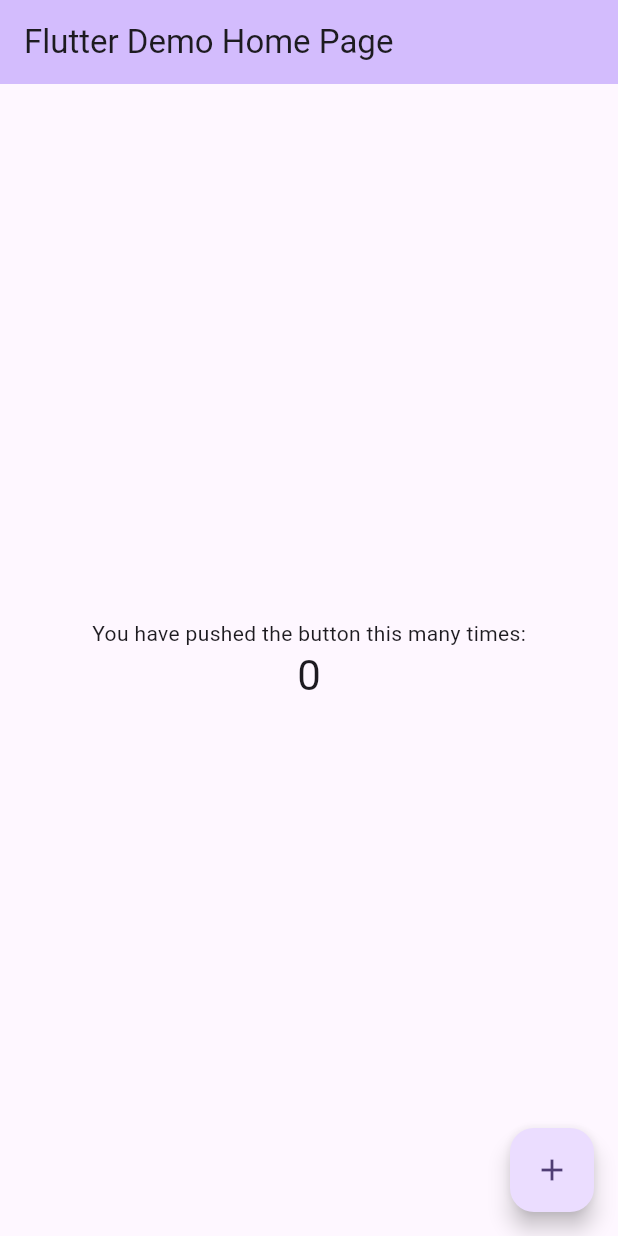
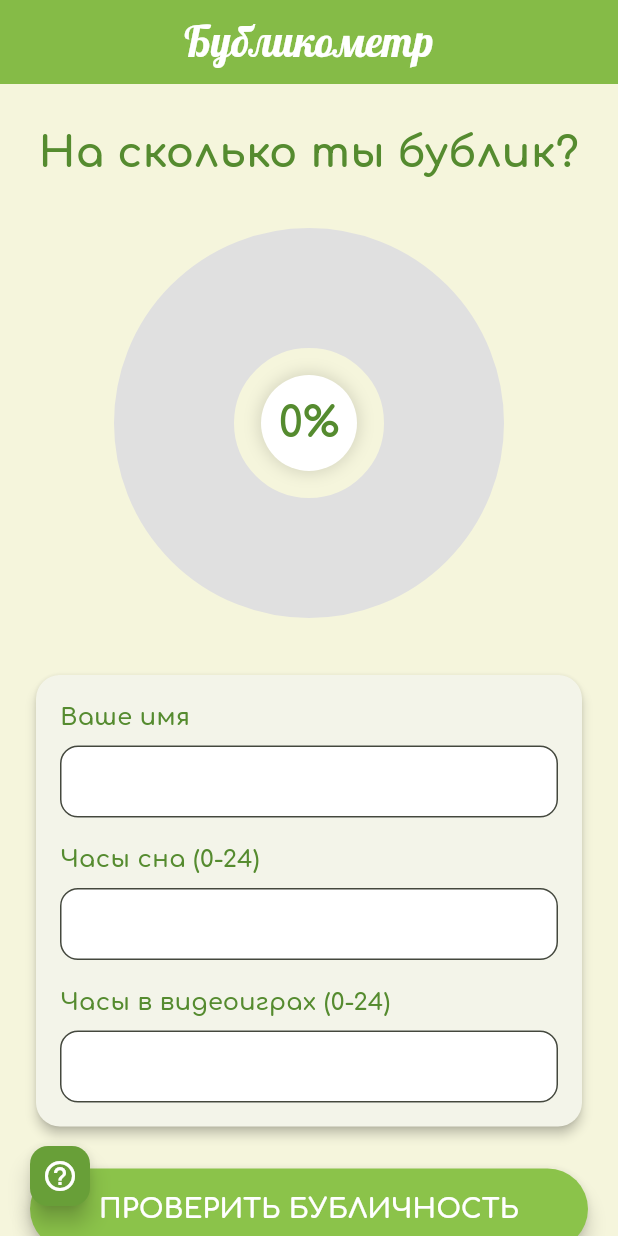
Before and after one commit to Hig-lime-simp/Booblick, a Flutter app: the screen it shows after launch, on a phone screen of 412 x 824 dp. Run offline on Flutter 3.47's test engine with Material 3 defaults, Android fonts, the phone set to English and light mode, and no system bars; drawn by our look-alikes of fl_chart; our stand-ins replace google_fonts.

Commit message:
Add UI, logic, calc, main func, create files for widgets, complit sctuct of project

```diff
--- /dev/null
+++ b/lib/app.dart
@@ -0,0 +1,23 @@
+import 'package:flutter/material.dart';
+import 'home_screen.dart';
+
+class BublikMeterApp extends StatelessWidget {
+  const BublikMeterApp({super.key});
+
+  @override
+  Widget build(BuildContext context) {
+    return MaterialApp(
+      title: 'Бубликометр',
+      debugShowCheckedModeBanner: false,
+      theme: ThemeData(
+        colorScheme: ColorScheme.fromSeed(
+          seedColor: Colors.lightGreen,
+          primary: Colors.lightGreen,
+        ),
+        useMaterial3: true,
+        scaffoldBackgroundColor: const Color(0xFFF5F5DC),
+      ),
+      home: const HomeScreen(),
+    );
+  }
+}
--- /dev/null
+++ b/lib/home_screen.dart
@@ -0,0 +1,261 @@
+import 'package:flutter/material.dart';
+import 'package:google_fonts/google_fonts.dart';
+import 'package:fl_chart/fl_chart.dart';
+import 'bublik_calculator.dart';
+import 'text_field_widget.dart';
+
+class HomeScreen extends StatefulWidget {
+  const HomeScreen({super.key});
+
+  @override
+  State<HomeScreen> createState() => _HomeScreenState();
+}
+
+class _HomeScreenState extends State<HomeScreen> {
+  final TextEditingController _nameController = TextEditingController();
+  final TextEditingController _sleepController = TextEditingController();
+  final TextEditingController _gamesController = TextEditingController();
+
+  final FocusNode _nameFocus = FocusNode();
+  final FocusNode _sleepFocus = FocusNode();
+  final FocusNode _gamesFocus = FocusNode();
+
+  double _bublikPercent = 0.0;
+
+  @override
+  void initState() {
+    super.initState();
+    _nameFocus.addListener(_onFocusChange);
+    _sleepFocus.addListener(_onFocusChange);
+    _gamesFocus.addListener(_onFocusChange);
+  }
+
+  void _onFocusChange() {
+    if (_nameFocus.hasFocus || _sleepFocus.hasFocus || _gamesFocus.hasFocus) {
+      _hideHintDialog();
+    }
+  }
+
+  void _hideHintDialog() {
+    if (mounted && Navigator.of(context).canPop()) {
+      Navigator.of(context).pop();
+    }
+  }
+
+  void _updatePercent() {
+    final String name = _nameController.text;
+    final double sleep = double.tryParse(_sleepController.text) ?? 0.0;
+    final double games = double.tryParse(_gamesController.text) ?? 0.0;
+
+    setState(() {
+      _bublikPercent = BublikCalculator.calculatePercent(
+        name: name,
+        sleep: sleep,
+        games: games,
+      );
+    });
+  }
+
+  void _showHintDialog() {
+    if (Navigator.of(context).canPop()) {
+      Navigator.of(context).pop();
+      return;
+    }
+    showDialog(
+      context: context,
+      barrierDismissible: true,
+      builder: (context) => AlertDialog(
+        shape: RoundedRectangleBorder(borderRadius: BorderRadius.circular(20)),
+        title: const Text('Секрет бублика 🥯'),
+        content: const Column(
+          mainAxisSize: MainAxisSize.min,
+          crossAxisAlignment: CrossAxisAlignment.start,
+          children: [
+            Text('Для 100% бублика введи:'),
+            SizedBox(height: 8),
+            Text('Имя: Гриша', style: TextStyle(fontWeight: FontWeight.bold)),
+            Text('Сон: 2 часа', style: TextStyle(fontWeight: FontWeight.bold)),
+            Text('Игры: 22 часа', style: TextStyle(fontWeight: FontWeight.bold)),
+          ],
+        ),
+        actions: [
+          TextButton(
+            onPressed: () => Navigator.of(context).pop(),
+            child: const Text('Понял!'),
+          ),
+        ],
+      ),
+    );
+  }
+
+  @override
+  void dispose() {
+    _nameController.dispose();
+    _sleepController.dispose();
+    _gamesController.dispose();
+    _nameFocus.dispose();
+    _sleepFocus.dispose();
+    _gamesFocus.dispose();
+    super.dispose();
+  }
+
+  @override
+  Widget build(BuildContext context) {
+    final isPortrait = MediaQuery.of(context).size.width < MediaQuery.of(context).size.height;
+
+    return Scaffold(
+      appBar: AppBar(
+        title: Text(
+          'Бубликометр',
+          style: GoogleFonts.lobster(fontSize: 28, color: Colors.white),
+        ),
+        backgroundColor: Colors.lightGreen,
+        centerTitle: true,
+        elevation: 4,
+      ),
+      body: SafeArea(
+        child: Stack(
+          children: [
+            SingleChildScrollView(
+              padding: const EdgeInsets.symmetric(horizontal: 20, vertical: 16),
+              child: Column(
+                crossAxisAlignment: CrossAxisAlignment.center,
+                children: [
+                  const SizedBox(height: 10),
+                  Text(
+                    'На сколько ты бублик?',
+                    style: GoogleFonts.comfortaa(
+                      fontSize: isPortrait ? 28 : 24,
+                      fontWeight: FontWeight.bold,
+                      color: Colors.lightGreen.shade800,
+                    ),
+                    textAlign: TextAlign.center,
+                  ),
+                  const SizedBox(height: 20),
+                  // Диаграмма
+                  SizedBox(
+                    height: isPortrait ? 280 : 220,
+                    child: Stack(
+                      alignment: Alignment.center,
+                      children: [
+                        AspectRatio(
+                          aspectRatio: 1,
+                          child: PieChart(
+                            PieChartData(
+                              sections: [
+                                PieChartSectionData(
+                                  value: _bublikPercent,
+                                  title: '',
+                                  color: Colors.lightGreen,
+                                  radius: 80,
+                                  showTitle: false,
+                                ),
+                                PieChartSectionData(
+                                  value: 100 - _bublikPercent,
+                                  title: '',
+                                  color: Colors.grey.shade300,
+                                  radius: 80,
+                                  showTitle: false,
+                                ),
+                              ],
+                              sectionsSpace: 0,
+                              centerSpaceRadius: 50,
+                              startDegreeOffset: -90,
+                            ),
+                          ),
+                        ),
+                        Container(
+                          padding: const EdgeInsets.all(12),
+                          decoration: const BoxDecoration(
+                            color: Colors.white,
+                            shape: BoxShape.circle,
+                            boxShadow: [
+                              BoxShadow(
+                                color: Colors.black12,
+                                blurRadius: 8,
+                                spreadRadius: 2,
+                              ),
+                            ],
+                          ),
+                          child: Text(
+                            '${_bublikPercent.toInt()}%',
+                            style: GoogleFonts.comfortaa(
+                              fontSize: 28,
+                              fontWeight: FontWeight.bold,
+                              color: Colors.lightGreen.shade800,
+                            ),
+                          ),
+                        ),
+                      ],
+                    ),
+                  ),
+                  const SizedBox(height: 24),
+                  Card(
+                    elevation: 3,
+                    shape: RoundedRectangleBorder(borderRadius: BorderRadius.circular(16)),
+                    child: Padding(
+                      padding: const EdgeInsets.all(16),
+                      child: Column(
+                        children: [
+                          TextFieldWidget(
+                            label: 'Ваше имя',
+                            controller: _nameController,
+                            focusNode: _nameFocus,
+                            keyboardType: TextInputType.text,
+                            onTap: _hideHintDialog,
+                          ),
+                          const SizedBox(height: 16),
+                          TextFieldWidget(
+                            label: 'Часы сна (0-24)',
+                            controller: _sleepController,
+                            focusNode: _sleepFocus,
+                            keyboardType: TextInputType.number,
+                            onTap: _hideHintDialog,
+                          ),
+                          const SizedBox(height: 16),
+                          TextFieldWidget(
+                            label: 'Часы в видеоиграх (0-24)',
+                            controller: _gamesController,
+                            focusNode: _gamesFocus,
+                            keyboardType: TextInputType.number,
+                            onTap: _hideHintDialog,
+                          ),
+                        ],
+                      ),
+                    ),
+                  ),
+                  const SizedBox(height: 24),
+                  ElevatedButton(
+                    onPressed: _updatePercent,
+                    style: ElevatedButton.styleFrom(
+                      backgroundColor: Colors.lightGreen,
+                      foregroundColor: Colors.white,
+                      minimumSize: const Size(double.infinity, 54),
+                      shape: RoundedRectangleBorder(borderRadius: BorderRadius.circular(30)),
+                      elevation: 5,
+                    ),
+                    child: Text(
+                      'ПРОВЕРИТЬ БУБЛИЧНОСТЬ',
+                      style: GoogleFonts.comfortaa(fontSize: 18, fontWeight: FontWeight.bold),
+                    ),
+                  ),
+                  const SizedBox(height: 30),
+                ],
+              ),
+            ),
+            Positioned(
+              left: 16,
+              bottom: 16,
+              child: FloatingActionButton.small(
+                heroTag: null,
+                onPressed: _showHintDialog,
+                backgroundColor: Colors.lightGreen.shade700,
+                child: const Icon(Icons.help_outline, color: Colors.white),
+              ),
+            ),
+          ],
+        ),
+      ),
+    );
+  }
+}
--- a/lib/main.dart
+++ b/lib/main.dart
@@ -1,122 +1,6 @@
 import 'package:flutter/material.dart';
+import 'app.dart';
 
 void main() {
-  runApp(const MyApp());
+  runApp(const BublikMeterApp());
 }
-
-class MyApp extends StatelessWidget {
-  const MyApp({super.key});
-
-  // This widget is the root of your application.
-  @override
-  Widget build(BuildContext context) {
-    return MaterialApp(
-      title: 'Flutter Demo',
-      theme: ThemeData(
-        // This is the theme of your application.
-        //
-        // TRY THIS: Try running your application with "flutter run". You'll see
-        // the application has a purple toolbar. Then, without quitting the app,
-        // try changing the seedColor in the colorScheme below to Colors.green
-        // and then invoke "hot reload" (save your changes or press the "hot
-        // reload" button in a Flutter-supported IDE, or press "r" if you used
-        // the command line to start the app).
-        //
-        // Notice that the counter didn't reset back to zero; the application
-        // state is not lost during the reload. To reset the state, use hot
-        // restart instead.
-        //
-        // This works for code too, not just values: Most code changes can be
-        // tested with just a hot reload.
-        colorScheme: .fromSeed(seedColor: Colors.deepPurple),
-      ),
-      home: const MyHomePage(title: 'Flutter Demo Home Page'),
-    );
-  }
-}
-
-class MyHomePage extends StatefulWidget {
-  const MyHomePage({super.key, required this.title});
-
-  // This widget is the home page of your application. It is stateful, meaning
-  // that it has a State object (defined below) that contains fields that affect
-  // how it looks.
-
-  // This class is the configuration for the state. It holds the values (in this
-  // case the title) provided by the parent (in this case the App widget) and
-  // used by the build method of the State. Fields in a Widget subclass are
-  // always marked "final".
-
-  final String title;
-
-  @override
-  State<MyHomePage> createState() => _MyHomePageState();
-}
-
-class _MyHomePageState extends State<MyHomePage> {
-  int _counter = 0;
-
-  void _incrementCounter() {
-    setState(() {
-      // This call to setState tells the Flutter framework that something has
-      // changed in this State, which causes it to rerun the build method below
-      // so that the display can reflect the updated values. If we changed
-      // _counter without calling setState(), then the build method would not be
-      // called again, and so nothing would appear to happen.
-      _counter++;
-    });
-  }
-
-  @override
-  Widget build(BuildContext context) {
-    // This method is rerun every time setState is called, for instance as done
-    // by the _incrementCounter method above.
-    //
-    // The Flutter framework has been optimized to make rerunning build methods
-    // fast, so that you can just rebuild anything that needs updating rather
-    // than having to individually change instances of widgets.
-    return Scaffold(
-      appBar: AppBar(
-        // TRY THIS: Try changing the color here to a specific color (to
-        // Colors.amber, perhaps?) and trigger a hot reload to see the AppBar
-        // change color while the other colors stay the same.
-        backgroundColor: Theme.of(context).colorScheme.inversePrimary,
-        // Here we take the value from the MyHomePage object that was created by
-        // the App.build method, and use it to set our appbar title.
-        title: Text(widget.title),
-      ),
-      body: Center(
-        // Center is a layout widget. It takes a single child and positions it
-        // in the middle of the parent.
-        child: Column(
-          // Column is also a layout widget. It takes a list of children and
-          // arranges them vertically. By default, it sizes itself to fit its
-          // children horizontally, and tries to be as tall as its parent.
-          //
-          // Column has various properties to control how it sizes itself and
-          // how it positions its children. Here we use mainAxisAlignment to
-          // center the children vertically; the main axis here is the vertical
-          // axis because Columns are vertical (the cross axis would be
-          // horizontal).
-          //
-          // TRY THIS: Invoke "debug painting" (choose the "Toggle Debug Paint"
-          // action in the IDE, or press "p" in the console), to see the
-          // wireframe for each widget.
-          mainAxisAlignment: .center,
-          children: [
-            const Text('You have pushed the button this many times:'),
-            Text(
-              '$_counter',
-              style: Theme.of(context).textTheme.headlineMedium,
-            ),
-          ],
-        ),
-      ),
-      floatingActionButton: FloatingActionButton(
-        onPressed: _incrementCounter,
-        tooltip: 'Increment',
-        child: const Icon(Icons.add),
-      ),
-    );
-  }
-}
--- /dev/null
+++ b/lib/text_field_widget.dart
@@ -0,0 +1,49 @@
+import 'package:flutter/material.dart';
+import 'package:google_fonts/google_fonts.dart';
+
+class TextFieldWidget extends StatelessWidget {
+  final String label;
+  final TextEditingController controller;
+  final FocusNode focusNode;
+  final TextInputType keyboardType;
+  final VoidCallback? onTap;
+
+  const TextFieldWidget({
+    super.key,
+    required this.label,
+    required this.controller,
+    required this.focusNode,
+    required this.keyboardType,
+    this.onTap,
+  });
+
+  @override
+  Widget build(BuildContext context) {
+    return Column(
+      crossAxisAlignment: CrossAxisAlignment.start,
+      children: [
+        Text(
+          label,
+          style: GoogleFonts.comfortaa(
+            fontSize: 16,
+            fontWeight: FontWeight.w600,
+            color: Colors.lightGreen.shade800,
+          ),
+        ),
+        const SizedBox(height: 8),
+        TextField(
+          controller: controller,
+          focusNode: focusNode,
+          keyboardType: keyboardType,
+          decoration: InputDecoration(
+            border: OutlineInputBorder(borderRadius: BorderRadius.circular(12)),
+            filled: true,
+            fillColor: Colors.white,
+            contentPadding: const EdgeInsets.symmetric(horizontal: 16, vertical: 12),
+          ),
+          onTap: onTap,
+        ),
+      ],
+    );
+  }
+}
```
Also changed, not shown: lib/bublik_calculator.dart (added, +27 -0 lines), pubspec.yaml (+7 -75 lines), pubspec.lock, 5 other files.
